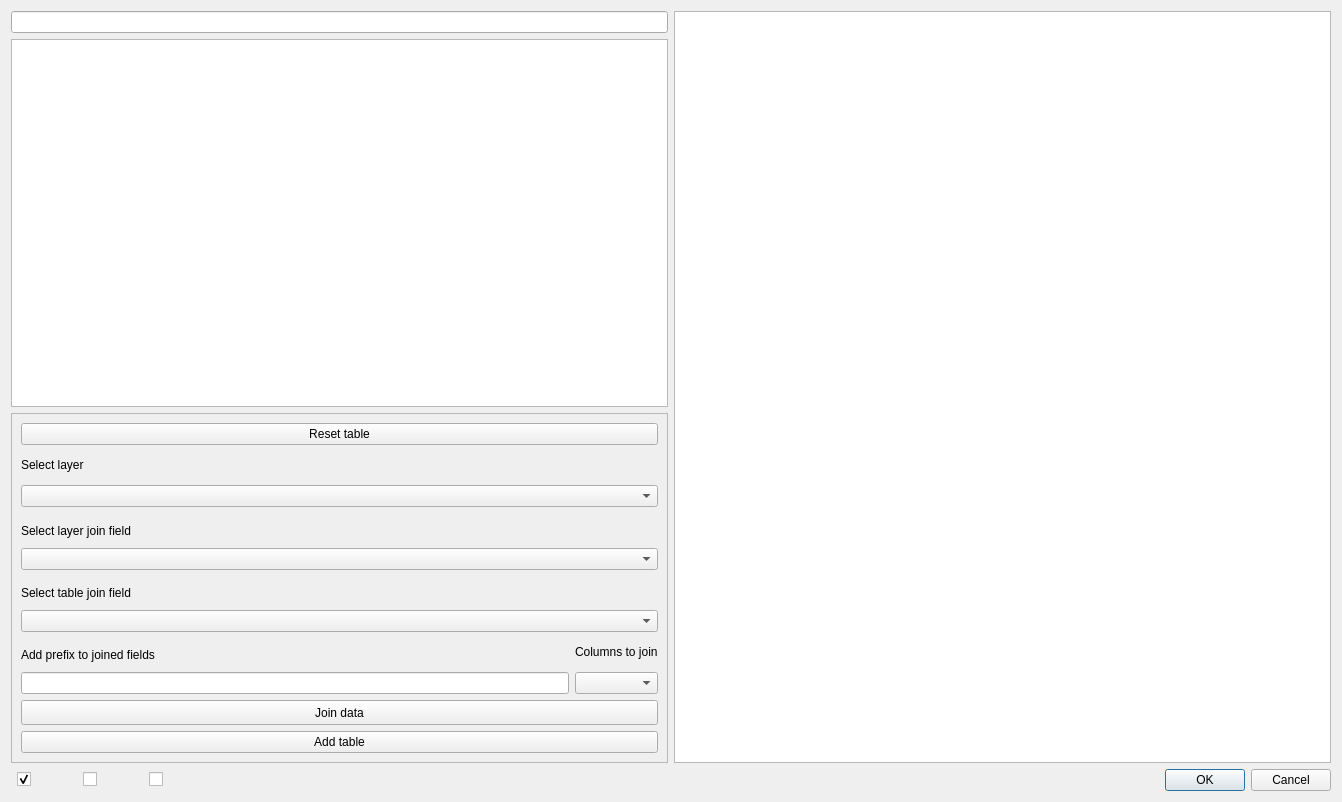
First picture: the form in ui/eurostat_downloader_dialog.ui, repository alecsandrei/eurostat_downloader, before the edit.
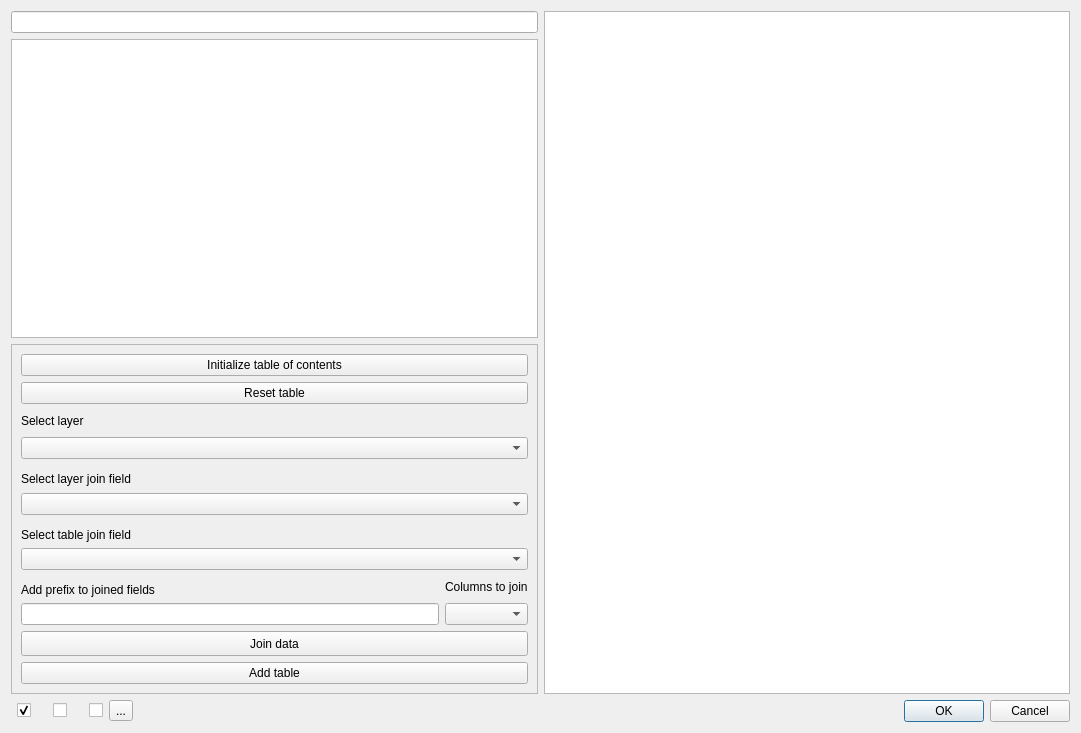
Second picture: the form after the edit. Icons and pictures are not drawn. Custom widgets are drawn as their Qt base class.

```diff
--- a/ui/eurostat_downloader_dialog.ui
+++ b/ui/eurostat_downloader_dialog.ui
@@ -6,15 +6,15 @@
    <rect>
     <x>0</x>
     <y>0</y>
-    <width>1342</width>
-    <height>802</height>
+    <width>1081</width>
+    <height>733</height>
    </rect>
   </property>
   <property name="windowTitle">
    <string>Eurostat data downloader</string>
   </property>
   <layout class="QGridLayout" name="gridLayout">
-   <item row="0" column="0" colspan="2">
+   <item row="0" column="0" colspan="4">
     <layout class="QHBoxLayout" name="horizontalLayout_2">
      <item>
       <layout class="QVBoxLayout" name="verticalLayout">
@@ -49,6 +49,13 @@
           <enum>QFrame::Raised</enum>
          </property>
          <layout class="QVBoxLayout" name="verticalLayout_7">
+          <item>
+           <widget class="QPushButton" name="pushButtonInitializeTOC">
+            <property name="text">
+             <string>Initialize table of contents</string>
+            </property>
+           </widget>
+          </item>
           <item>
            <widget class="QPushButton" name="buttonReset">
             <property name="text">
@@ -213,7 +220,7 @@
        </property>
        <property name="sizeHint" stdset="0">
         <size>
-         <width>40</width>
+         <width>10</width>
          <height>20</height>
         </size>
        </property>
@@ -247,7 +254,7 @@
        </property>
        <property name="sizeHint" stdset="0">
         <size>
-         <width>40</width>
+         <width>10</width>
          <height>20</height>
         </size>
        </property>
@@ -274,6 +281,17 @@
     </layout>
    </item>
    <item row="1" column="1">
+    <widget class="QToolButton" name="toolButtonSettings">
+     <property name="text">
+      <string>...</string>
+     </property>
+     <property name="icon">
+      <iconset resource="../resources.qrc">
+       <normaloff>:/plugins/eurostat_downloader/assets/settings.png</normaloff>:/plugins/eurostat_downloader/assets/settings.png</iconset>
+     </property>
+    </widget>
+   </item>
+   <item row="1" column="3">
     <widget class="QDialogButtonBox" name="button_box">
      <property name="orientation">
       <enum>Qt::Horizontal</enum>
```
Left out of the diff: 10 changed lines with no effect on the pictures.
